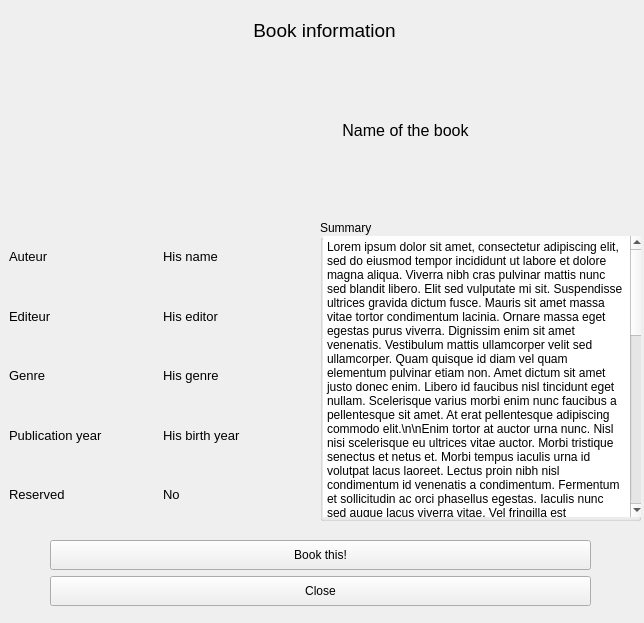
The window that source/bookinformation.ui (sophieham/Glybook) describes before a commit, drawn with Qt 5.
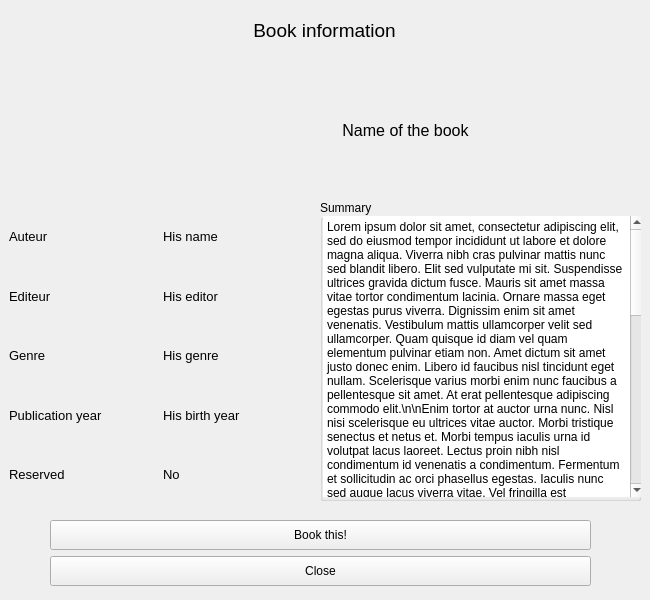
The same window after the commit. Icons and pictures are not drawn.

```diff
--- a/source/bookinformation.ui
+++ b/source/bookinformation.ui
@@ -9,8 +9,8 @@
    <rect>
     <x>0</x>
     <y>0</y>
-    <width>644</width>
-    <height>623</height>
+    <width>650</width>
+    <height>600</height>
    </rect>
   </property>
   <property name="windowTitle">
@@ -97,7 +97,7 @@
    <property name="geometry">
     <rect>
      <x>9</x>
-     <y>230</y>
+     <y>210</y>
      <width>301</width>
      <height>291</height>
     </rect>
@@ -229,7 +229,7 @@
    <property name="geometry">
     <rect>
      <x>320</x>
-     <y>220</y>
+     <y>200</y>
      <width>321</width>
      <height>301</height>
     </rect>
@@ -264,7 +264,7 @@
    <property name="geometry">
     <rect>
      <x>50</x>
-     <y>540</y>
+     <y>520</y>
      <width>541</width>
      <height>66</height>
     </rect>
```
